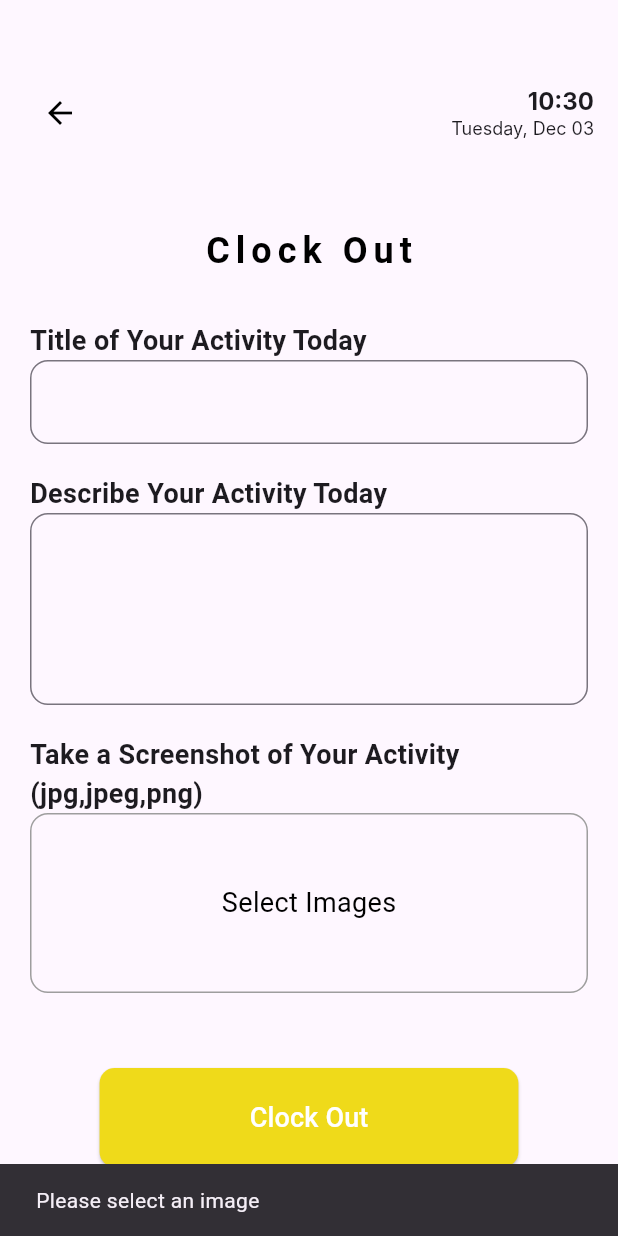
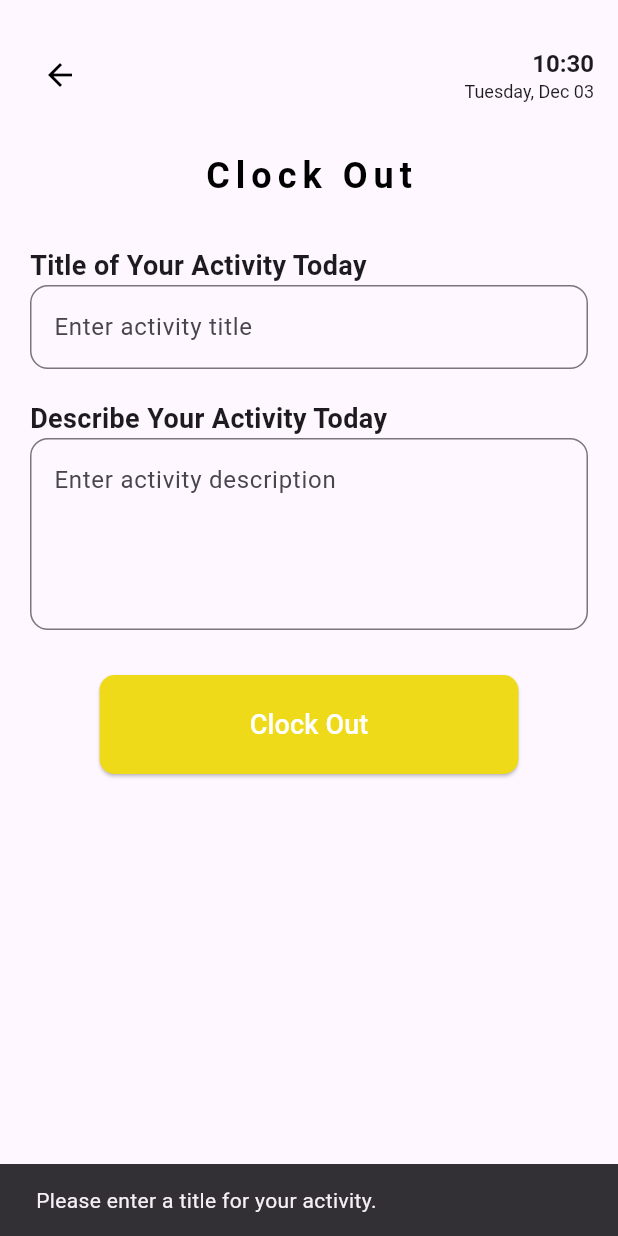
Before and after one commit to Elvrt/worktrack, a Flutter app: the ClockOutPage screen opened directly, after a tap on "Clock Out", on a phone screen of 412 x 824 dp. Run offline on Flutter 3.47's test engine with Material 3 defaults, Android fonts, the phone set to English and light mode, and no system bars; our stand-ins replace camera, dio, file_picker; network calls fail; Roboto replaces fonts that are missing (Inter, inter).

Commit message:
koneksi clock in dan clock out

```diff
--- a/lib/homepage/clock_out_page.dart
+++ b/lib/homepage/clock_out_page.dart
@@ -1,7 +1,8 @@
 import 'package:flutter/material.dart';
 import 'package:intl/intl.dart';
-import 'package:image_picker/image_picker.dart';
+import 'package:dio/dio.dart';
 import 'package:worktrack/homepage/home_screen.dart';
+import 'package:worktrack/login.dart';
 
 void main() {
   runApp(ClockOutApp());
@@ -13,9 +14,7 @@ class ClockOutApp extends StatelessWidget {
     return MaterialApp(
       debugShowCheckedModeBanner: false,
       title: 'Clock Out App',
-      theme: ThemeData(
-        primarySwatch: Colors.blue,
-      ),
+      theme: ThemeData(primarySwatch: Colors.blue),
       home: ClockOutPage(),
     );
   }
@@ -27,42 +26,76 @@ class ClockOutPage extends StatefulWidget {
 }
 
 class _ClockOutPageState extends State<ClockOutPage> {
-  final ImagePicker _picker = ImagePicker();
-  List<XFile>? _imageFiles = [];
+  final TextEditingController _titleController = TextEditingController();
+  final TextEditingController _descriptionController = TextEditingController();
+  bool isLoading = false;
 
-  // Fungsi untuk memilih gambar dari galeri
-  Future<void> _pickImage() async {
-    final List<XFile>? pickedFiles = await _picker.pickMultiImage();
+  Future<void> _clockOut() async {
+    if (!_validateInput()) return;
 
-    if (pickedFiles != null) {
     setState(() {
-        _imageFiles = pickedFiles;
+      isLoading = true;
+    });
+
+    try {
+      final dio = Dio();
+      final response = await dio.post(
+        '${urlDomain}api/absence/clockout',
+        options: Options(headers: {'Authorization': 'Bearer $authToken'}),
+        data: {
+          'activity_title': _titleController.text,
+          'activity_description': _descriptionController.text,
+        },
+      );
+
+      if (response.statusCode == 200) {
+        Navigator.pushReplacement(
+          context,
+          MaterialPageRoute(builder: (context) => HomeScreen()),
+        );
+      } else {
+        _showError(response.data['message']);
+      }
+    } catch (e) {
+      _showError('Failed to clock out: $e');
+    } finally {
+      setState(() {
+        isLoading = false;
       });
     }
   }
 
-  // Fungsi untuk memeriksa apakah file gambar valid
-  bool _isValidImage(XFile file) {
-    final String extension = file.name.split('.').last.toLowerCase();
-    return ['jpg', 'jpeg', 'png'].contains(extension);
+  void _showError(String message) {
+    ScaffoldMessenger.of(context).showSnackBar(SnackBar(content: Text(message)));
+  }
+
+  bool _validateInput() {
+    if (_titleController.text.isEmpty) {
+      _showError('Please enter a title for your activity.');
+      return false;
+    }
+    if (_descriptionController.text.isEmpty) {
+      _showError('Please describe your activity.');
+      return false;
+    }
+    return true;
   }
 
   @override
   Widget build(BuildContext context) {
-    return Scaffold(
+    return SafeArea(
+      child: Scaffold(
         appBar: AppBar(
           elevation: 0,
           backgroundColor: Colors.transparent,
-        toolbarHeight: 150,
+          toolbarHeight: 100,
           automaticallyImplyLeading: false,
           title: Row(
             mainAxisAlignment: MainAxisAlignment.spaceBetween,
             children: [
               IconButton(
                 icon: const Icon(Icons.arrow_back, color: Colors.black),
-              onPressed: () {
-                Navigator.pop(context);
-              },
+                onPressed: () => Navigator.pop(context),
               ),
               _buildLiveTimeAndDate(),
             ],
@@ -70,122 +103,64 @@ class _ClockOutPageState extends State<ClockOutPage> {
         ),
         body: Padding(
           padding: const EdgeInsets.symmetric(horizontal: 20.0),
+          child: SingleChildScrollView(
             child: Column(
               crossAxisAlignment: CrossAxisAlignment.start,
               children: [
                 Center(
                   child: Text(
                     'Clock Out',
-                style: TextStyle(color: Colors.black, fontSize: 24, letterSpacing: 4, fontFamily: 'inter', fontWeight: FontWeight.bold),
-              ),
-            ),
-            SizedBox(height: 30),
-            Text(
-              'Title of Your Activity Today',
-              style: TextStyle(fontSize: 18, fontWeight: FontWeight.bold),
-            ),
-            TextField(
-              decoration: InputDecoration(
-                border: OutlineInputBorder(
-                  borderRadius: BorderRadius.circular(12.0),
+                    style: TextStyle(
+                      color: Colors.black,
+                      fontSize: 24,
+                      fontWeight: FontWeight.bold,
+                      letterSpacing: 4,
                     ),
                   ),
                 ),
-            SizedBox(height: 20),
-            Text(
-              'Describe Your Activity Today',
-              style: TextStyle(fontSize: 18, fontWeight: FontWeight.bold),
+                const SizedBox(height: 30),
+                const Text('Title of Your Activity Today', style: TextStyle(fontSize: 18, fontWeight: FontWeight.bold)),
+                TextField(
+                  controller: _titleController,
+                  decoration: InputDecoration(
+                    hintText: 'Enter activity title',
+                    border: OutlineInputBorder(borderRadius: BorderRadius.circular(12.0)),
                   ),
+                ),
+                const SizedBox(height: 20),
+                const Text('Describe Your Activity Today', style: TextStyle(fontSize: 18, fontWeight: FontWeight.bold)),
                 TextField(
+                  controller: _descriptionController,
                   maxLines: 4,
                   decoration: InputDecoration(
-                border: OutlineInputBorder(
-                  borderRadius: BorderRadius.circular(12.0),
+                    hintText: 'Enter activity description',
+                    border: OutlineInputBorder(borderRadius: BorderRadius.circular(12.0)),
                   ),
                 ),
-            ),
-            SizedBox(height: 20),
-            Text(
-              'Take a Screenshot of Your Activity (jpg,jpeg,png)',
-              style: TextStyle(fontSize: 18, fontWeight: FontWeight.bold),
-            ),
-            GestureDetector(
-              onTap: _pickImage,
-              child: Container(
-                height: 120,
-                width: double.infinity,
-                decoration: BoxDecoration(
-                  borderRadius: BorderRadius.circular(12.0),
-                  border: Border.all(color: Colors.grey),
-                ),
-                child: Center(
-                  child: Text(
-                    'Select Images',
-                    style: TextStyle(fontSize: 18, color: Colors.black),
-                  ),
-                ),
-              ),
-            ),
-            SizedBox(height: 20),
-            if (_imageFiles != null && _imageFiles!.isNotEmpty)
-              Column(
-                crossAxisAlignment: CrossAxisAlignment.start,
-                children: [
-                  Text(
-                    "Selected Images:",
-                    style: TextStyle(fontSize: 16, fontWeight: FontWeight.bold),
-                  ),
-                  SizedBox(height: 10),
-                  for (var file in _imageFiles!)
-                    if (_isValidImage(file))
-                      Text(file.name)
-                    else
-                      Text('Invalid file format: ${file.name}'),
-                ],
-              ),
-            SizedBox(height: 30),
+                const SizedBox(height: 30),
                 Center(
                   child: ElevatedButton(
                     style: ElevatedButton.styleFrom(
                       backgroundColor: const Color.fromARGB(255, 239, 218, 26),
-                  padding: EdgeInsets.symmetric(horizontal: 100, vertical: 20),
-                  shape: RoundedRectangleBorder(
-                    borderRadius: BorderRadius.circular(10),
+                      padding: const EdgeInsets.symmetric(horizontal: 100, vertical: 20),
+                      shape: RoundedRectangleBorder(borderRadius: BorderRadius.circular(10)),
                     ),
-                ),
-                onPressed: () {
-                  // Logic to submit the form
-                  if (_imageFiles != null && _imageFiles!.isNotEmpty) {
-                    Navigator.push(
-                      context,
-                      MaterialPageRoute(builder: (context) => HomeScreen()),
-                    );
-                  } else {
-                    // Show error if no image is selected
-                    ScaffoldMessenger.of(context).showSnackBar(
-                      SnackBar(content: Text('Please select an image')),
-                    );
-                  }
-                },
-                child: Text(
-                  'Clock Out',
-                  style: TextStyle(color: Colors.white, fontSize: 18),
-                ),
+                    onPressed: isLoading ? null : _clockOut,
+                    child: isLoading
+                        ? CircularProgressIndicator(color: Colors.white)
+                        : Text('Clock Out', style: TextStyle(color: Colors.white, fontSize: 18)),
                   ),
                 ),
               ],
             ),
           ),
+        ),
+      ),
     );
   }
 
-  String _formatTime(DateTime dateTime) {
-    return DateFormat('HH:mm').format(dateTime); // Format jam:menit
-  }
-
-  String _formatDate(DateTime dateTime) {
-    return DateFormat('EEEE, MMM dd').format(dateTime); // Contoh: Wednesday, Feb 11
-  }
+  String _formatTime(DateTime dateTime) => DateFormat('HH:mm').format(dateTime);
+  String _formatDate(DateTime dateTime) => DateFormat('EEEE, MMM dd').format(dateTime);
 
   Widget _buildLiveTimeAndDate() {
     return StreamBuilder(
@@ -195,15 +170,9 @@ class _ClockOutPageState extends State<ClockOutPage> {
         return Column(
           crossAxisAlignment: CrossAxisAlignment.end,
           children: [
-            Text(
-              _formatTime(now),
-              style: const TextStyle(fontSize: 16, fontWeight: FontWeight.bold, fontFamily: 'Inter'),
-            ),
+            Text(_formatTime(now), style: const TextStyle(fontSize: 16, fontWeight: FontWeight.bold)),
             const SizedBox(height: 1),
-            Text(
-              _formatDate(now),
-              style: const TextStyle(fontSize: 12, fontFamily: 'Inter'),
-            ),
+            Text(_formatDate(now), style: const TextStyle(fontSize: 12)),
           ],
         );
       },
--- a/lib/login.dart
+++ b/lib/login.dart
@@ -3,7 +3,7 @@ import 'package:dio/dio.dart';
 import 'package:worktrack/homepage/home_screen.dart'; // Pastikan HomeScreenPage diimport
 
 // URL konfigurasi
-String urlDomain = "http://192.168.100.67:8000/";
+String urlDomain = "http://192.168.77.248:8000/";
 String urlLogin = "${urlDomain}api/login";
 
 // Global variable for the token
```
Also changed, not shown: lib/homepage/clock_in_page.dart (+25 -91 lines). Lines whose indentation alone changed are shown as unchanged.
